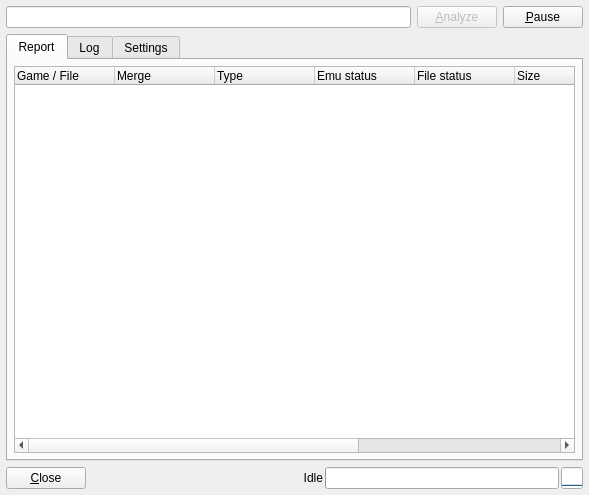
This is romalyzer.ui in qmc2/qmc2-mame-fe as Qt 5 draws it before an edit. The edited form follows.
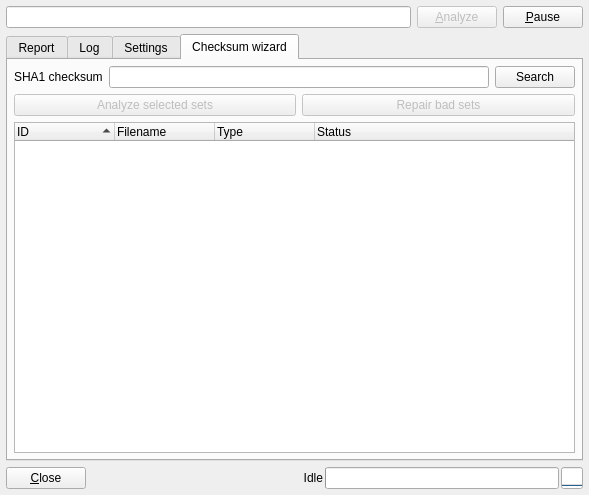
This is the edited form. The open tabs and pages were chosen to show the change. Icons and pictures are not drawn.

Commit message: new: ROMAlyzer: added a checksum wizard to search for the SHA1 of a file in all sets and qualify their states (incomplete: repair function is missing)

Patch:
```diff
--- a/romalyzer.ui
+++ b/romalyzer.ui
@@ -802,6 +802,133 @@
        </item>
       </layout>
      </widget>
+     <widget class="QWidget" name="tabChecksumWizard">
+      <attribute name="title">
+       <string>Checksum wizard</string>
+      </attribute>
+      <layout class="QGridLayout" name="gridLayout">
+       <item row="0" column="0">
+        <widget class="QLabel" name="labelChecksumWizardSHA1">
+         <property name="sizePolicy">
+          <sizepolicy hsizetype="Fixed" vsizetype="Preferred">
+           <horstretch>0</horstretch>
+           <verstretch>0</verstretch>
+          </sizepolicy>
+         </property>
+         <property name="text">
+          <string>SHA1 checksum</string>
+         </property>
+        </widget>
+       </item>
+       <item row="0" column="1" colspan="2">
+        <widget class="QLineEdit" name="lineEditChecksumWizardSHA1">
+         <property name="sizePolicy">
+          <sizepolicy hsizetype="Expanding" vsizetype="Minimum">
+           <horstretch>0</horstretch>
+           <verstretch>0</verstretch>
+          </sizepolicy>
+         </property>
+         <property name="toolTip">
+          <string>SHA1 checksum to search for</string>
+         </property>
+        </widget>
+       </item>
+       <item row="0" column="3">
+        <widget class="QPushButton" name="pushButtonChecksumWizardSearch">
+         <property name="sizePolicy">
+          <sizepolicy hsizetype="Maximum" vsizetype="Fixed">
+           <horstretch>0</horstretch>
+           <verstretch>0</verstretch>
+          </sizepolicy>
+         </property>
+         <property name="toolTip">
+          <string>Search for the SHA1 checksum now</string>
+         </property>
+         <property name="text">
+          <string>Search</string>
+         </property>
+         <property name="icon">
+          <iconset resource="qmc2.qrc">
+           <normaloff>:/data/img/filefind.png</normaloff>:/data/img/filefind.png</iconset>
+         </property>
+        </widget>
+       </item>
+       <item row="3" column="0" colspan="4">
+        <widget class="QTreeWidget" name="treeWidgetChecksumWizardSearchResult">
+         <property name="toolTip">
+          <string>Search results for the current SHA1 checksum</string>
+         </property>
+         <property name="selectionMode">
+          <enum>QAbstractItemView::ExtendedSelection</enum>
+         </property>
+         <property name="selectionBehavior">
+          <enum>QAbstractItemView::SelectRows</enum>
+         </property>
+         <property name="rootIsDecorated">
+          <bool>false</bool>
+         </property>
+         <property name="uniformRowHeights">
+          <bool>true</bool>
+         </property>
+         <property name="itemsExpandable">
+          <bool>false</bool>
+         </property>
+         <property name="sortingEnabled">
+          <bool>true</bool>
+         </property>
+         <property name="allColumnsShowFocus">
+          <bool>true</bool>
+         </property>
+         <column>
+          <property name="text">
+           <string>ID</string>
+          </property>
+         </column>
+         <column>
+          <property name="text">
+           <string>Filename</string>
+          </property>
+         </column>
+         <column>
+          <property name="text">
+           <string>Type</string>
+          </property>
+         </column>
+         <column>
+          <property name="text">
+           <string>Status</string>
+          </property>
+         </column>
+        </widget>
+       </item>
+       <item row="1" column="2" colspan="2">
+        <widget class="QPushButton" name="pushButtonChecksumWizardRepairBadSets">
+         <property name="enabled">
+          <bool>false</bool>
+         </property>
+         <property name="toolTip">
+          <string>Repair all 'bad' sets using the file from the first selected 'good' set (at least one good and one bad set are required)</string>
+         </property>
+         <property name="text">
+          <string>Repair bad sets</string>
+         </property>
+        </widget>
+       </item>
+       <item row="1" column="0" colspan="2">
+        <widget class="QPushButton" name="pushButtonChecksumWizardAnalyzeSelectedSets">
+         <property name="enabled">
+          <bool>false</bool>
+         </property>
+         <property name="toolTip">
+          <string>Analyze all selected sets in order to qualify them</string>
+         </property>
+         <property name="text">
+          <string>Analyze selected sets</string>
+         </property>
+        </widget>
+       </item>
+      </layout>
+     </widget>
     </widget>
    </item>
    <item row="2" column="0">
```
Left out of the diff: 5 changed lines with no effect on the pictures. The commit also changes 13 other files.
